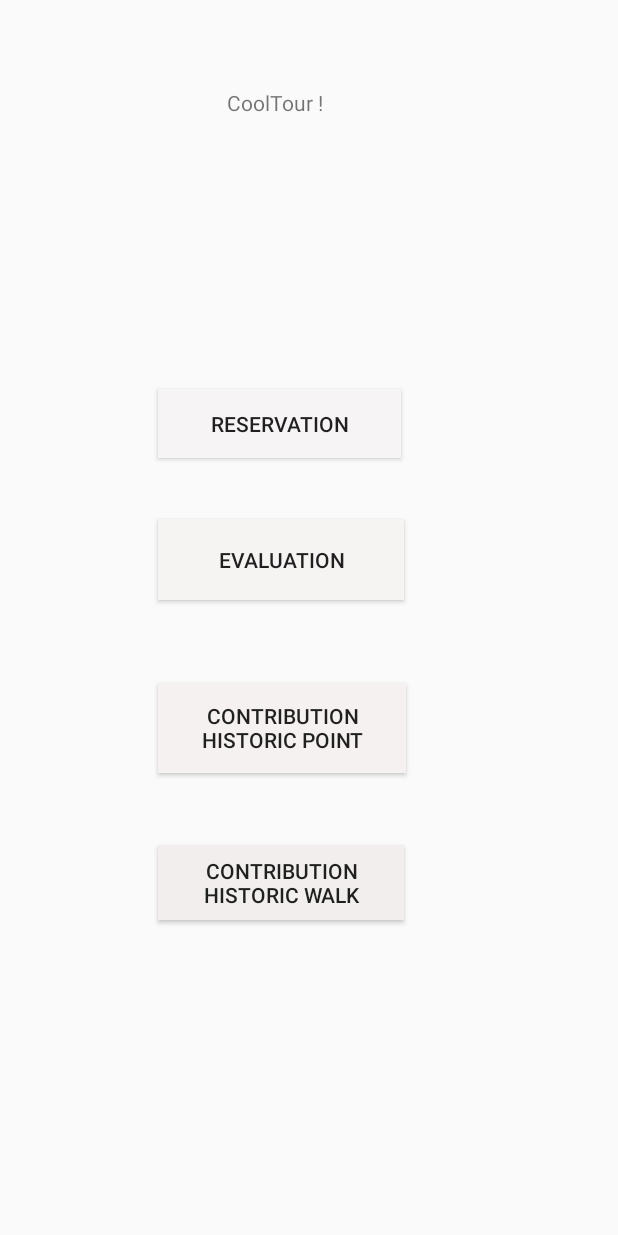
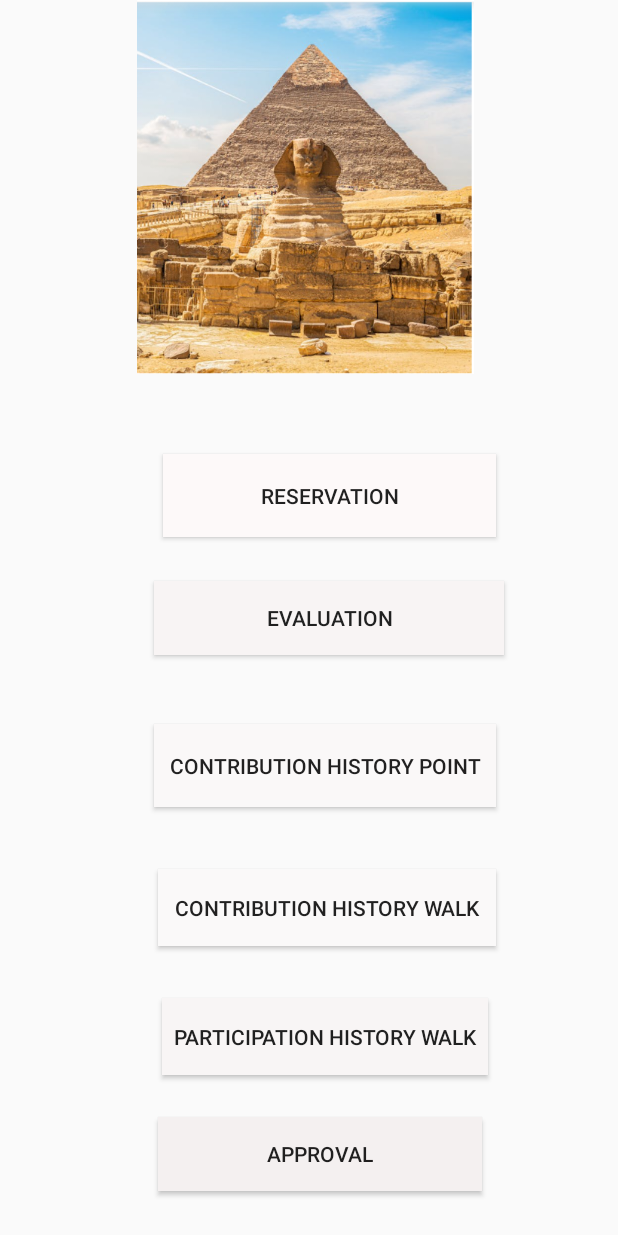
Before and after one commit to Nektar24/software-engineering, an Android app: the screen it shows after launch (MainActivity), on a phone screen of 412 x 824 dp. Run offline under Robolectric (Android 15) with nearby library versions, the phone set to English and light mode, and no system bars.

Commit message:
ui for home screen

```diff
--- a/CODE/cooltoor/app/src/main/res/layout/activity_main.xml
+++ b/CODE/cooltoor/app/src/main/res/layout/activity_main.xml
@@ -9,65 +9,87 @@
 
     <Button
         android:id="@+id/button"
-        android:layout_width="164dp"
-        android:layout_height="50dp"
-        android:background="#F3EEEE"
-        android:text="Contribution Historic walk"
+        android:layout_width="225dp"
+        android:layout_height="51dp"
+        android:background="#FAF9F9"
+        android:text="Contribution History walk"
         app:layout_constraintBottom_toBottomOf="parent"
         app:layout_constraintEnd_toEndOf="parent"
-        app:layout_constraintHorizontal_bias="0.425"
+        app:layout_constraintHorizontal_bias="0.564"
         app:layout_constraintStart_toStartOf="parent"
         app:layout_constraintTop_toTopOf="parent"
-        app:layout_constraintVertical_bias="0.728" />
+        app:layout_constraintVertical_bias="0.75" />
 
     <Button
         android:id="@+id/button"
-        android:layout_width="165dp"
-        android:layout_height="60dp"
-        android:background="#F6F1F1"
-        android:text="Contribution Historic Point"
+        android:layout_width="228dp"
+        android:layout_height="55dp"
+        android:background="#FAF8F8"
+        android:text="Contribution History Point"
         app:layout_constraintBottom_toBottomOf="parent"
         app:layout_constraintEnd_toEndOf="parent"
-        app:layout_constraintHorizontal_bias="0.426"
+        app:layout_constraintHorizontal_bias="0.557"
         app:layout_constraintStart_toStartOf="parent"
         app:layout_constraintTop_toTopOf="parent"
-        app:layout_constraintVertical_bias="0.596" />
+        app:layout_constraintVertical_bias="0.628" />
 
     <Button
         android:id="@+id/button"
-        android:layout_width="164dp"
-        android:layout_height="54dp"
-        android:background="#F6F3F3"
+        android:layout_width="233dp"
+        android:layout_height="49dp"
+        android:background="#F8F4F4"
         android:text="Evaluation"
         app:layout_constraintBottom_toBottomOf="parent"
         app:layout_constraintEnd_toEndOf="parent"
-        app:layout_constraintHorizontal_bias="0.425"
+        app:layout_constraintHorizontal_bias="0.573"
         app:layout_constraintStart_toStartOf="parent"
-        app:layout_constraintTop_toTopOf="parent"
-        app:layout_constraintVertical_bias="0.449" />
-
-    <TextView
-        android:layout_width="wrap_content"
-        android:layout_height="wrap_content"
-        android:text="CoolTour !"
-        app:layout_constraintBottom_toBottomOf="parent"
-        app:layout_constraintEnd_toEndOf="parent"
-        app:layout_constraintHorizontal_bias="0.435"
-        app:layout_constraintStart_toStartOf="parent"
-        app:layout_constraintTop_toTopOf="parent"
-        app:layout_constraintVertical_bias="0.073" />
+        app:layout_constraintTop_toTopOf="parent" />
 
     <Button
         android:id="@+id/button"
-        android:layout_width="162dp"
-        android:layout_height="46dp"
-        android:background="#F6F4F4"
+        android:layout_width="222dp"
+        android:layout_height="55dp"
+        android:background="#FDF9F9"
+        android:capitalize="none"
         android:text="Reservation"
         app:layout_constraintBottom_toBottomOf="parent"
         app:layout_constraintEnd_toEndOf="parent"
-        app:layout_constraintHorizontal_bias="0.421"
+        app:layout_constraintHorizontal_bias="0.571"
         app:layout_constraintStart_toStartOf="parent"
         app:layout_constraintTop_toTopOf="parent"
-        app:layout_constraintVertical_bias="0.333" />
+        app:layout_constraintVertical_bias="0.394" />
+
+    <Button
+        android:id="@+id/button3"
+        android:layout_width="217dp"
+        android:layout_height="51dp"
+        android:background="#F8F5F5"
+        android:text="participation history walk"
+        app:layout_constraintBottom_toBottomOf="parent"
+        app:layout_constraintEnd_toEndOf="parent"
+        app:layout_constraintHorizontal_bias="0.556"
+        app:layout_constraintStart_toStartOf="parent"
+        app:layout_constraintTop_toTopOf="parent"
+        app:layout_constraintVertical_bias="0.861" />
+
+    <Button
+        android:id="@+id/button4"
+        android:layout_width="216dp"
+        android:layout_height="49dp"
+        android:layout_marginTop="28dp"
+        android:background="#F4F0F0"
+        android:text="Approval"
+        app:layout_constraintEnd_toEndOf="parent"
+        app:layout_constraintHorizontal_bias="0.538"
+        app:layout_constraintStart_toStartOf="parent"
+        app:layout_constraintTop_toBottomOf="@+id/button3" />
+
+    <ImageView
+        android:id="@+id/imageView"
+        android:layout_width="407dp"
+        android:layout_height="249dp"
+        app:srcCompat="@drawable/img"
+        tools:layout_editor_absoluteX="2dp"
+        tools:layout_editor_absoluteY="2dp" />
 
 </androidx.constraintlayout.widget.ConstraintLayout>
```
Also changed, not shown: CODE/cooltoor/app/src/main/res/drawable/img.png (added), CODE/cooltoor/app/src/main/res/drawable/img_1.png (added), 1 other file.
